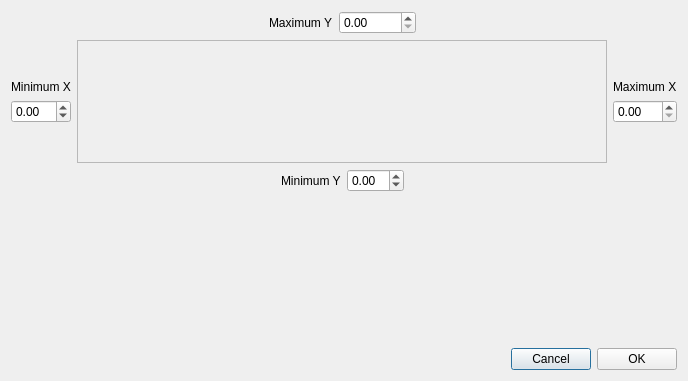
Old version of the form src/manualscale.ui in the repository hobrasoft/simul6.
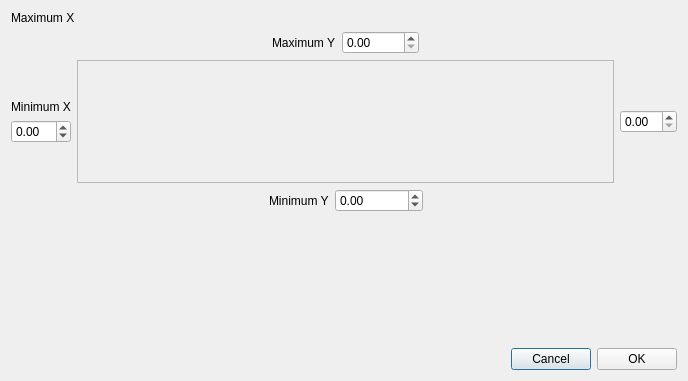
New version of the form.

Commit message: drawing mju over kappa functional

What changed in the file:
```diff
--- a/src/manualscale.ui
+++ b/src/manualscale.ui
@@ -14,6 +14,13 @@
    <string>Manual Scale</string>
   </property>
   <layout class="QVBoxLayout" name="verticalLayout_3">
+   <item>
+    <widget class="QLabel" name="label_2">
+     <property name="text">
+      <string>Maximum X</string>
+     </property>
+    </widget>
+   </item>
    <item>
     <layout class="QGridLayout" name="gridLayout">
      <item row="0" column="1">
@@ -129,13 +136,6 @@
          </property>
         </spacer>
        </item>
-       <item>
-        <widget class="QLabel" name="label_2">
-         <property name="text">
-          <string>Maximum X</string>
-         </property>
-        </widget>
-       </item>
        <item>
         <widget class="QDoubleSpinBox" name="f_right"/>
        </item>
@@ -179,7 +179,10 @@
        <item>
         <widget class="QDoubleSpinBox" name="f_bottom">
          <property name="minimum">
-          <double>-1.000000000000000</double>
+          <double>-9999999.000000000000000</double>
+         </property>
+         <property name="maximum">
+          <double>9999999.000000000000000</double>
          </property>
         </widget>
        </item>
```
The commit also changes 2 other files.
